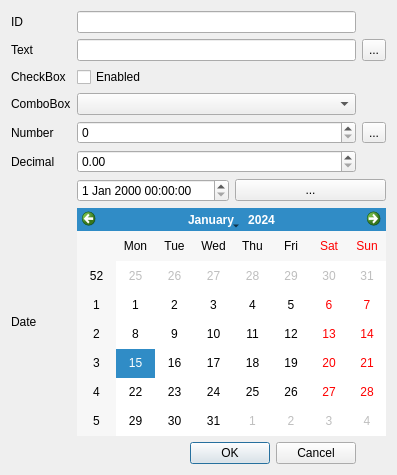
The window that forms/formConcept/ui_concept.ui (NathanW2/qmap) describes before a commit, drawn with Qt 5.
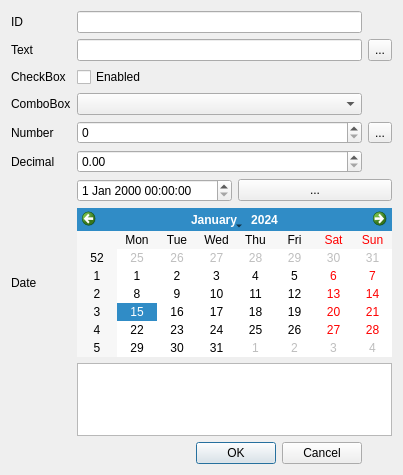
The same window after the commit.

Commit message: Redesign water form for better screen layout

The edit to the form file:
```diff
--- a/forms/formConcept/ui_concept.ui
+++ b/forms/formConcept/ui_concept.ui
@@ -6,7 +6,7 @@
    <rect>
     <x>0</x>
     <y>0</y>
-    <width>397</width>
+    <width>403</width>
     <height>475</height>
    </rect>
   </property>
@@ -167,7 +167,7 @@
    <item row="7" column="1" colspan="2">
     <widget class="QCalendarWidget" name="DateField"/>
    </item>
-   <item row="8" column="0" colspan="2">
+   <item row="10" column="0" colspan="2">
     <widget class="QDialogButtonBox" name="buttonBox">
      <property name="orientation">
       <enum>Qt::Horizontal</enum>
@@ -177,6 +177,16 @@
      </property>
     </widget>
    </item>
+   <item row="8" column="1" colspan="2">
+    <widget class="QTextEdit" name="textEdit">
+     <property name="sizePolicy">
+      <sizepolicy hsizetype="Expanding" vsizetype="Expanding">
+       <horstretch>0</horstretch>
+       <verstretch>0</verstretch>
+      </sizepolicy>
+     </property>
+    </widget>
+   </item>
   </layout>
  </widget>
  <resources/>
```
The commit also changes 2 other files.
